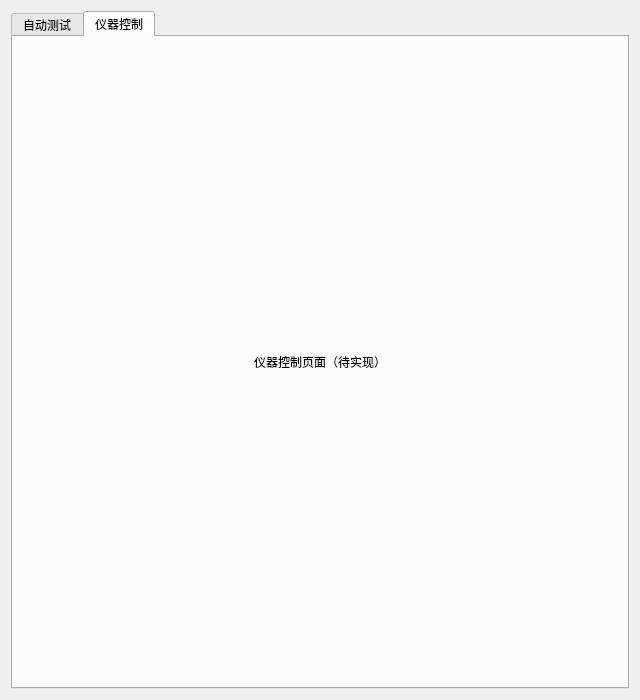
Above: autotestwindow.ui from jinglun233/AntennaTestSystemzjl before the change. Below: the same form after it.
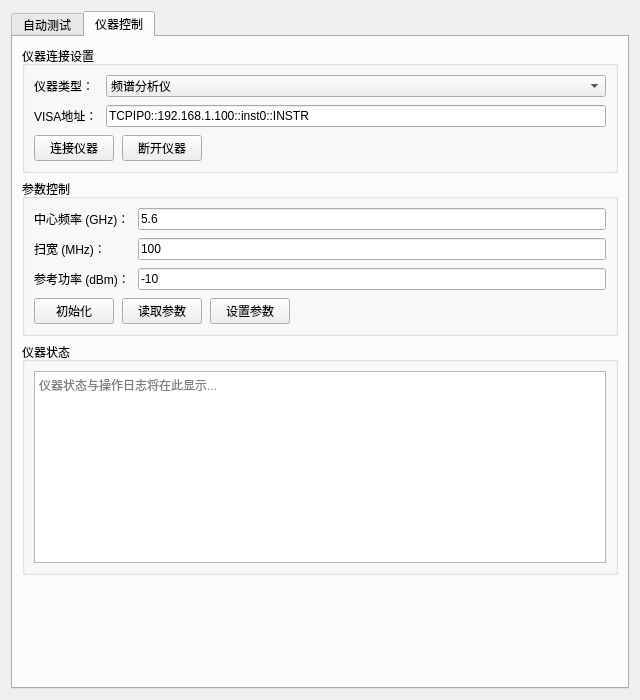
That is the form after the change. The open tabs and pages were chosen to show the change.

Commit message:
refactor: 合并InstrumentControlWindow到AutoTestWindow的仪器控制Tab
- 将仪器控制UI(连接设置/参数控制/状态日志)移植到AutoTestWindow的instrumentControlTab
- 5个仪器控制槽函数移入AutoTestWindow(connect/disconnect/init/read/set)
- 新增m_instrumentConnected状态变量和appendInstrumentLog()方法
- MainWindow删除m_instrumentControlWindow及onActionInstrumentControlWindow()
- .pro删除instrumentcontrolwindow.h/cpp/ui引用
- 物理删除3个文件(instrumentcontrolwindow.h/cpp/ui)

```diff
--- a/autotestwindow.ui
+++ b/autotestwindow.ui
@@ -13,8 +13,8 @@
   <property name="windowTitle">
    <string>自动测试窗口</string>
   </property>
-  <layout class="QHBoxLayout" name="horizontalLayoutMain">
-   <item>
+  <layout class="QGridLayout" name="gridLayout_3">
+   <item row="0" column="0">
     <widget class="QTabWidget" name="tabWidget">
      <property name="currentIndex">
       <number>0</number>
@@ -270,15 +270,222 @@
       </attribute>
       <layout class="QVBoxLayout" name="instrumentControlLayout">
        <item>
-        <widget class="QLabel" name="instrumentPlaceholderLabel">
-         <property name="text">
-          <string>仪器控制页面（待实现）</string>
+        <widget class="QGroupBox" name="connectionGroupBox">
+         <property name="title">
+          <string>仪器连接设置</string>
          </property>
-         <property name="alignment">
-          <set>Qt::AlignCenter</set>
+         <layout class="QGridLayout" name="gridLayout_2">
+          <property name="spacing">
+           <number>8</number>
+          </property>
+          <item row="0" column="0">
+           <widget class="QLabel" name="instrumentTypeLabel_2">
+            <property name="text">
+             <string>仪器类型：</string>
+            </property>
+           </widget>
+          </item>
+          <item row="0" column="1">
+           <widget class="QComboBox" name="instrumentTypeComboBox_2">
+            <item>
+             <property name="text">
+              <string>频谱分析仪</string>
+             </property>
+            </item>
+            <item>
+             <property name="text">
+              <string>信号发生器</string>
+             </property>
+            </item>
+            <item>
+             <property name="text">
+              <string>功率计</string>
+             </property>
+            </item>
+            <item>
+             <property name="text">
+              <string>网络分析仪</string>
+             </property>
+            </item>
+            <item>
+             <property name="text">
+              <string>示波器</string>
+             </property>
+            </item>
+           </widget>
+          </item>
+          <item row="1" column="0">
+           <widget class="QLabel" name="visaAddressLabel_2">
+            <property name="text">
+             <string>VISA地址：</string>
+            </property>
+           </widget>
+          </item>
+          <item row="1" column="1">
+           <widget class="QLineEdit" name="visaAddressLineEdit_2">
+            <property name="text">
+             <string>TCPIP0::192.168.1.100::inst0::INSTR</string>
+            </property>
+           </widget>
+          </item>
+          <item row="2" column="0" colspan="2">
+           <layout class="QHBoxLayout" name="buttonLayout_2">
+            <item>
+             <widget class="QPushButton" name="connectInstrumentButton_2">
+              <property name="text">
+               <string>连接仪器</string>
+              </property>
+             </widget>
+            </item>
+            <item>
+             <widget class="QPushButton" name="disconnectInstrumentButton_2">
+              <property name="text">
+               <string>断开仪器</string>
+              </property>
+             </widget>
+            </item>
+            <item>
+             <spacer name="horizontalSpacer_3">
+              <property name="orientation">
+               <enum>Qt::Horizontal</enum>
+              </property>
+              <property name="sizeHint" stdset="0">
+               <size>
+                <width>0</width>
+                <height>0</height>
+               </size>
+              </property>
+             </spacer>
+            </item>
+           </layout>
+          </item>
+         </layout>
+        </widget>
+       </item>
+       <item>
+        <widget class="QGroupBox" name="paramGroupBox">
+         <property name="title">
+          <string>参数控制</string>
          </property>
+         <layout class="QGridLayout" name="paramGridLayout_2">
+          <property name="spacing">
+           <number>8</number>
+          </property>
+          <item row="0" column="0">
+           <widget class="QLabel" name="centerFreqLabel_2">
+            <property name="text">
+             <string>中心频率 (GHz)：</string>
+            </property>
+           </widget>
+          </item>
+          <item row="0" column="1">
+           <widget class="QLineEdit" name="centerFreqLineEdit_2">
+            <property name="text">
+             <string>5.6</string>
+            </property>
+           </widget>
+          </item>
+          <item row="1" column="0">
+           <widget class="QLabel" name="spanLabel_2">
+            <property name="text">
+             <string>扫宽 (MHz)：</string>
+            </property>
+           </widget>
+          </item>
+          <item row="1" column="1">
+           <widget class="QLineEdit" name="spanLineEdit_2">
+            <property name="text">
+             <string>100</string>
+            </property>
+           </widget>
+          </item>
+          <item row="2" column="0">
+           <widget class="QLabel" name="powerLabel_2">
+            <property name="text">
+             <string>参考功率 (dBm)：</string>
+            </property>
+           </widget>
+          </item>
+          <item row="2" column="1">
+           <widget class="QLineEdit" name="powerLineEdit_2">
+            <property name="text">
+             <string>-10</string>
+            </property>
+           </widget>
+          </item>
+          <item row="3" column="0" colspan="2">
+           <layout class="QHBoxLayout" name="controlButtonLayout_2">
+            <item>
+             <widget class="QPushButton" name="initInstrumentButton_2">
+              <property name="text">
+               <string>初始化</string>
+              </property>
+             </widget>
+            </item>
+            <item>
+             <widget class="QPushButton" name="readParamButton_2">
+              <property name="text">
+               <string>读取参数</string>
+              </property>
+             </widget>
+            </item>
+            <item>
+             <widget class="QPushButton" name="setParamButton_2">
+              <property name="text">
+               <string>设置参数</string>
+              </property>
+             </widget>
+            </item>
+            <item>
+             <spacer name="controlSpacer_2">
+              <property name="orientation">
+               <enum>Qt::Horizontal</enum>
+              </property>
+              <property name="sizeHint" stdset="0">
+               <size>
+                <width>0</width>
+                <height>0</height>
+               </size>
+              </property>
+             </spacer>
+            </item>
+           </layout>
+          </item>
+         </layout>
         </widget>
        </item>
+       <item>
+        <widget class="QGroupBox" name="statusGroupBox">
+         <property name="title">
+          <string>仪器状态</string>
+         </property>
+         <layout class="QVBoxLayout" name="statusLayout_2">
+          <item>
+           <widget class="QPlainTextEdit" name="statusPlainTextEdit_2">
+            <property name="readOnly">
+             <bool>true</bool>
+            </property>
+            <property name="placeholderText">
+             <string>仪器状态与操作日志将在此显示...</string>
+            </property>
+           </widget>
+          </item>
+         </layout>
+        </widget>
+       </item>
+       <item>
+        <spacer name="instrumentVerticalSpacer">
+         <property name="orientation">
+          <enum>Qt::Vertical</enum>
+         </property>
+         <property name="sizeHint" stdset="0">
+          <size>
+           <width>0</width>
+           <height>0</height>
+          </size>
+         </property>
+        </spacer>
+       </item>
       </layout>
      </widget>
     </widget>
```
Left out of the diff: 2 changed lines with no effect on the pictures. The commit also changes 9 other files.
